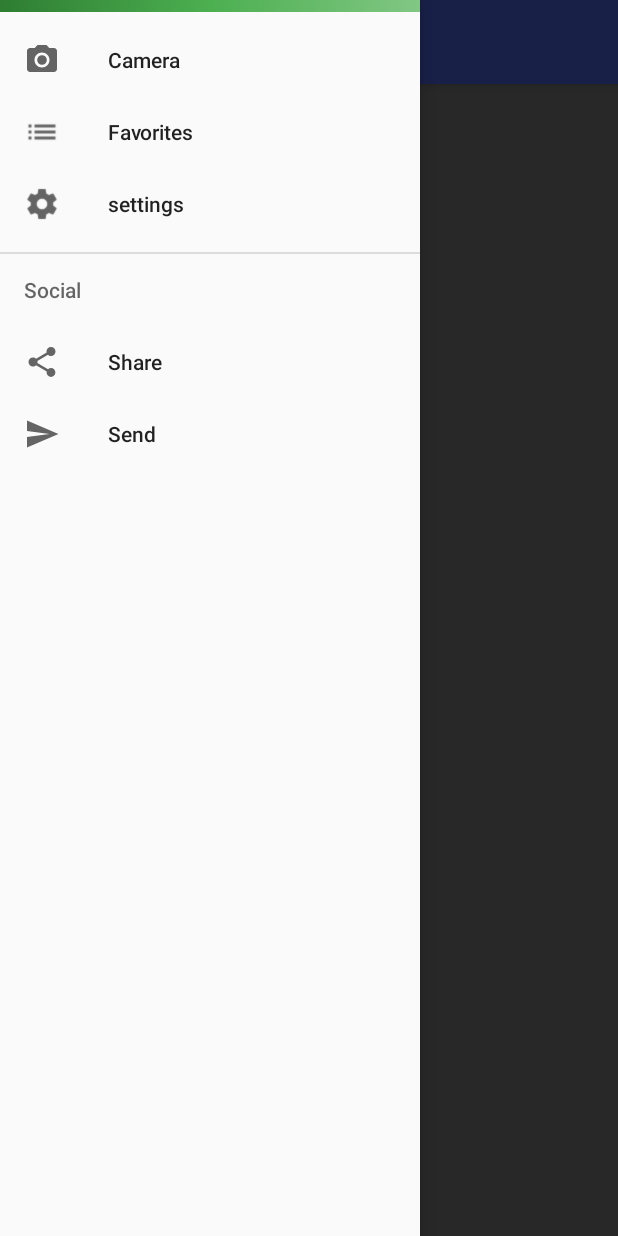
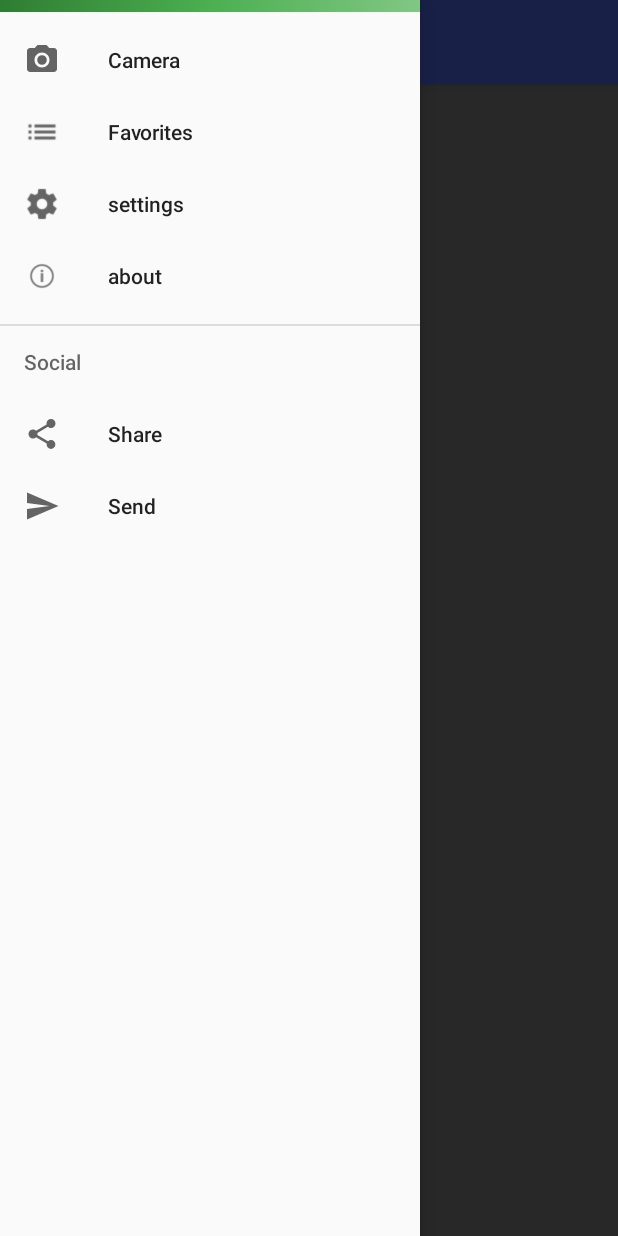
Before and after one commit to MACAndroidTraining/QuickMaths, an Android app: the screen it shows after launch (MainActivity), with the side drawer open, on a phone screen of 412 x 824 dp. Run offline under Robolectric (Android 15) with nearby library versions, the phone set to English and light mode, and no system bars; libraries missing offline, so code that uses them is left out: me.dm7.barcodescanner; plain views replace ZXingScannerView; 4 statements that could not run were skipped.

Commit message:
about menu item

```diff
--- a/app/src/main/res/menu/activity_main_drawer.xml
+++ b/app/src/main/res/menu/activity_main_drawer.xml
@@ -14,6 +14,10 @@
             android:id="@+id/nav_settings"
             android:icon="@drawable/ic_settings_black"
             android:title="settings" />
+        <item
+            android:id="@+id/nav_about"
+            android:icon="@drawable/ic_action_about"
+            android:title="about" />
     </group>
 
     <item android:title="Social">
```
